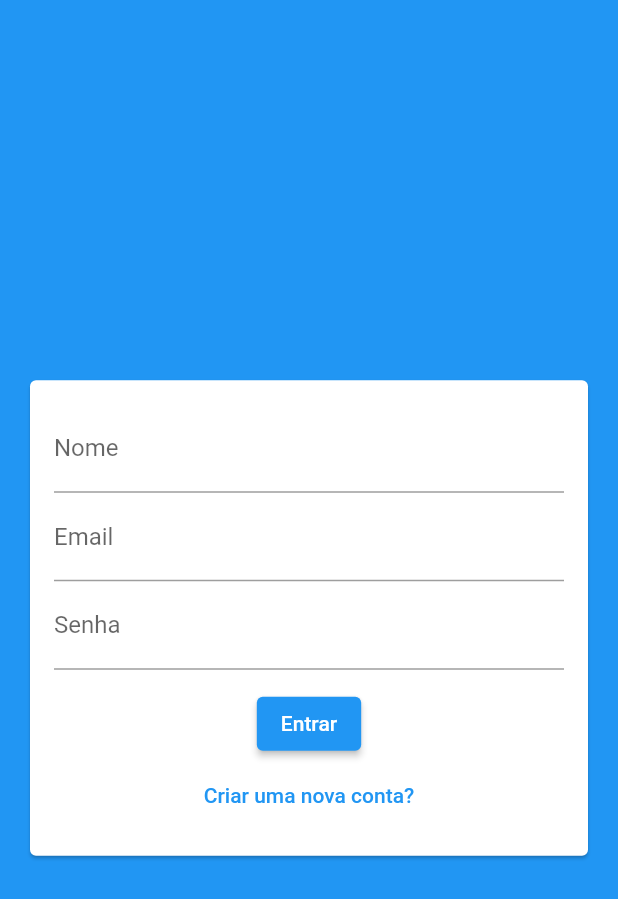
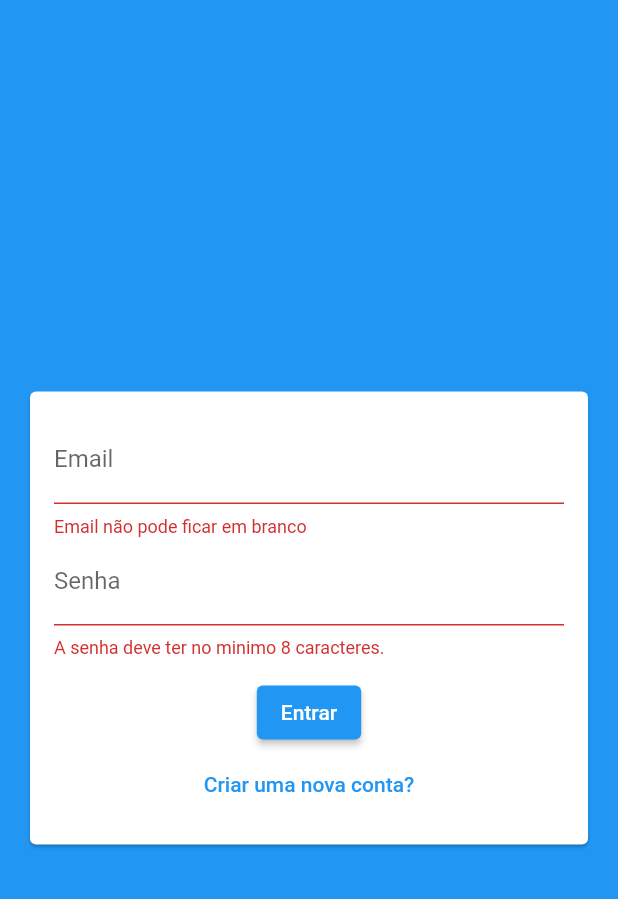
Before and after one commit to faamaral/chatflare, a Flutter app: the screen it shows after launch, after a tap on "Entrar", on a phone screen of 412 x 824 dp. Shown: the top 899 px of the screen. Run offline on Flutter 3.47's test engine with Material 2 defaults, Android fonts, the phone set to English and light mode, and no system bars; our stand-ins replace email_validator.

Commit message:
creating the form page

```diff
--- a/lib/components/auth_form.dart
+++ b/lib/components/auth_form.dart
@@ -1,36 +1,107 @@
+import 'package:chatflare/models/auth_form_data.dart';
+import 'package:email_validator/email_validator.dart';
 import 'package:flutter/material.dart';
 
-class AuthForm extends StatelessWidget {
-  const AuthForm({super.key});
+class AuthForm extends StatefulWidget {
+
+  final void Function (AuthFormData) onSubmit;
+  const AuthForm({super.key, required this.onSubmit});
+
+  @override
+  State<AuthForm> createState() => _AuthFormState();
+}
+
+class _AuthFormState extends State<AuthForm> {
+  final _formKey = GlobalKey<FormState>();
+  final AuthFormData _authFormData = new AuthFormData();
+
+  void _submit() {
+    final bool isValid = _formKey.currentState?.validate() ?? false;
+
+    if (!isValid) return;
+    widget.onSubmit(_authFormData);
+  }
 
   @override
   Widget build(BuildContext context) {
     return Card(
-      margin: EdgeInsets.all(20),
+      margin: const EdgeInsets.all(20),
       child: Padding(
         padding: const EdgeInsets.all(16.0),
         child: Form(
+          key: _formKey,
           child: Column(
             children: [
+              if (_authFormData.isSignup)
                 TextFormField(
-              decoration: InputDecoration(labelText: 'Nome'),
+                  key: const ValueKey('name'),
+                  initialValue: _authFormData.name,
+                  onChanged: (name) => _authFormData.name = name,
+                  decoration: const InputDecoration(labelText: 'Nome'),
+                  validator: (value) {
+                    final name = value ?? '';
+                    if (name.trim().length < 5) {
+                      return 'Nome deve ter no minimo 5 caracteres.';
+                    }
+                    return null;
+                  },
                 ),
               TextFormField(
+                key: ValueKey('email'),
+                initialValue: _authFormData.email,
+                onChanged: (email) => _authFormData.email = email,
                 decoration: InputDecoration(labelText: 'Email'),
+                validator: (value) {
+                  final email = value ?? '';
+                  if (email.trim().isEmpty) {
+                    return 'Email não pode ficar em branco';
+                  }
+                  if (!EmailValidator.validate(email)) {
+                    return 'Endereço de email invalido.';
+                  }
+                  return null;
+                },
               ),
               TextFormField(
+                key: ValueKey('password'),
+                initialValue: _authFormData.password,
+                onChanged: (password) => _authFormData.password = password,
                 obscureText: true,
                 decoration: InputDecoration(labelText: 'Senha'),
+                validator: (value) {
+                  final password = value ?? '';
+                  if (password.trim().length < 8) {
+                    return 'A senha deve ter no minimo 8 caracteres.';
+                  }
+                  return null;
+                },
               ),
-            SizedBox(height: 12,),
-            ElevatedButton(onPressed: () {
-
-            }, child: Text('Entrar'),),
-            TextButton(onPressed: () {
-
-            }, child: Text('Criar uma nova conta?'))
+              const SizedBox(
+                height: 12,
+              ),
+              ElevatedButton(
+                onPressed: _submit,
+                child: Text(
+                  _authFormData.isLogin ? 'Entrar' : 'Cadastrar',
+                ),
+              ),
+              TextButton(
+                onPressed: () {
+                  setState(
+                    () {
+                      _authFormData.toggleAuthMode();
+                    },
+                  );
+                },
+                child: Text(
+                  _authFormData.isLogin
+                      ? 'Criar uma nova conta?'
+                      : 'Já possui conta?',
+                ),
+              ),
             ],
-        )),
+          ),
+        ),
       ),
     );
   }
--- a/lib/main.dart
+++ b/lib/main.dart
@@ -1,5 +1,4 @@
 import 'package:chatflare/pages/auth_page.dart';
-import 'package:chatflare/pages/loading_page.dart';
 import 'package:flutter/material.dart';
 
 void main() {
--- /dev/null
+++ b/lib/models/auth_form_data.dart
@@ -0,0 +1,18 @@
+import 'dart:io';
+
+enum AuthMode { Signup, Login }
+
+class AuthFormData {
+  String name = '';
+  String email = '';
+  String password = '';
+  File? image;
+
+  AuthMode _mode = AuthMode.Login;
+
+  bool get isLogin => _mode == AuthMode.Login;
+
+  bool get isSignup => _mode == AuthMode.Signup;
+
+  void toggleAuthMode() => _mode = isLogin ? AuthMode.Signup : AuthMode.Signup;
+}
--- a/lib/pages/auth_page.dart
+++ b/lib/pages/auth_page.dart
@@ -1,20 +1,44 @@
-import 'dart:html';
-
+import 'package:chatflare/models/auth_form_data.dart';
 import 'package:flutter/material.dart';
 
 import '../components/auth_form.dart';
 
-class AuthPage extends StatelessWidget {
+class AuthPage extends StatefulWidget {
   const AuthPage({super.key});
+
+  @override
+  State<AuthPage> createState() => _AuthPageState();
+}
+
+class _AuthPageState extends State<AuthPage> {
+  bool isLoanding = false;
+  void _handleSubmit(AuthFormData formData) {
+    setState(() => isLoanding = true);
+
+    setState(() => isLoanding = false);
+
+
+  }
 
   @override
   Widget build(BuildContext context) {
     return Scaffold(
       backgroundColor: Theme.of(context).primaryColor,
-      body: Center(
-        child: SingleChildScrollView(
-          child: AuthForm(),
-        ),
+      body: Stack(
+        children: [
+          Center(
+            child: SingleChildScrollView(
+              child: AuthForm(
+                onSubmit: _handleSubmit,
+              ),
+            ),
+          ),
+          if (isLoanding)
+            Container(
+              decoration: BoxDecoration(color: Color.fromRGBO(0,0,0,0.5)),
+              child: Center(child: CircularProgressIndicator(),),
+            ),
+        ],
       ),
     );
   }
--- a/pubspec.yaml
+++ b/pubspec.yaml
@@ -36,6 +36,8 @@ dependencies:
   # The following adds the Cupertino Icons font to your application.
   # Use with the CupertinoIcons class for iOS style icons.
   cupertino_icons: ^1.0.2
+  email_validator: ^2.1.17
+  image_picker: ^0.8.7
 
 dev_dependencies:
   flutter_test:
```
Also changed, not shown: pubspec.lock, 1 other file. Lines whose indentation alone changed are shown as unchanged.
